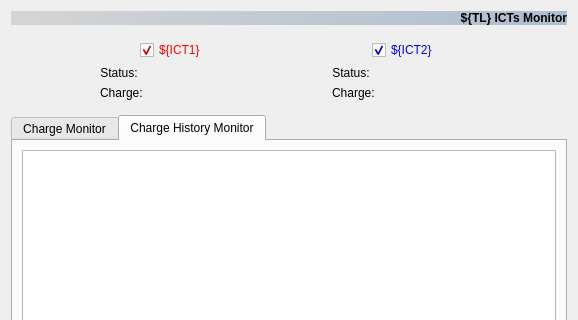
Above: pyqt-apps/siriushla/tl_ap_control/ui_tl_ap_ictmon.ui from lnls-sirius/hla before the change; both pictures show x 0 to 578 and y 0 to 320 of the 578 by 562 pixel window. Below: the same form after it.
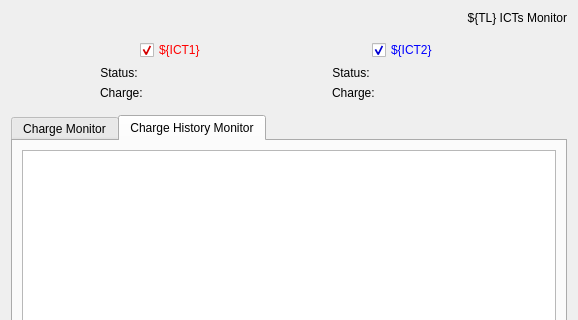
That is the form after the change. The open tabs and pages were chosen to show the change. Custom widgets are drawn as their Qt base class.

Commit message: Fix some HLAs that use pyqtgraphs.

Patch:
```diff
--- a/pyqt-apps/siriushla/tl_ap_control/ui_tl_ap_ictmon.ui
+++ b/pyqt-apps/siriushla/tl_ap_control/ui_tl_ap_ictmon.ui
@@ -34,12 +34,14 @@
        <height>0</height>
       </size>
      </property>
+     <property name="maximumSize">
+      <size>
+       <width>16777215</width>
+       <height>16777215</height>
+      </size>
+     </property>
      <property name="styleSheet">
-      <string notr="true">
-font-size:1.1em;
-font-weight:bold;
-background-color: qlineargradient(spread:pad, x1:1, y1:0.0227273, x2:0, y2:0, stop:0 rgba(173, 190, 207, 255), stop:1 rgba(213, 213, 213, 255));
-height:1.29em;</string>
+      <string notr="true"/>
      </property>
      <property name="text">
       <string>${TL} ICTs Monitor</string>
@@ -50,7 +52,7 @@
     </widget>
    </item>
    <item>
-    <widget class="QWidget" name="" native="true">
+    <widget class="QWidget" name="widget" native="true">
      <layout class="QHBoxLayout" name="horizontalLayout_2">
       <item>
        <spacer name="horizontalSpacer_4">
```
Left out of the diff: 25 changed lines with no effect on the pictures. The commit also changes 2 other files.
